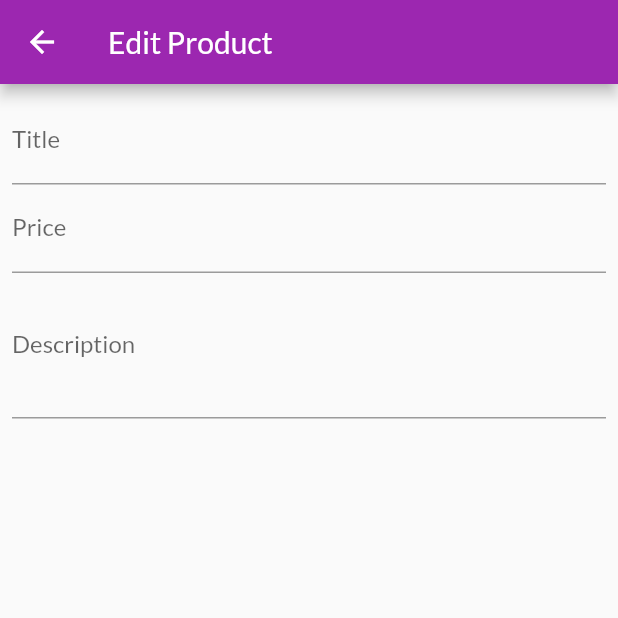
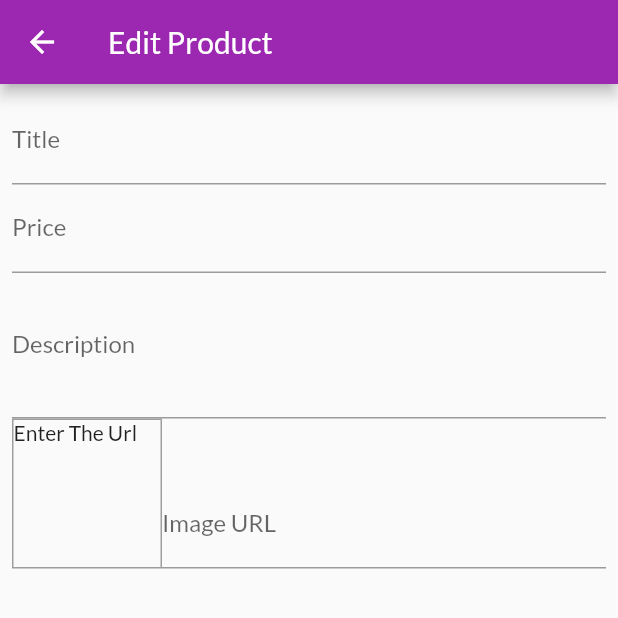
Before and after one commit to Abanoub-Samy/shop_app, a Flutter app: the EditProductScreen screen opened by its route, on a phone screen of 412 x 824 dp, the top half of it. Run offline on Flutter 3.47's test engine with Material 2 defaults, Android fonts, the phone set to English and light mode, and no system bars; network calls fail.

Commit message:
addImageInput

```diff
--- a/lib/screens/edit_product_screen.dart
+++ b/lib/screens/edit_product_screen.dart
@@ -11,12 +11,29 @@ class _EditProductScreenState extends State<EditProductScreen> {
   final _priceFocusNode = FocusNode();
 
   final _descriptionFocusNode = FocusNode();
+  final _imageUrlController = TextEditingController();
+  final _imageUrlFocusNode = FocusNode();
 
   @override
   void dispose() {
+    _imageUrlFocusNode.removeListener(_updateImageUrl);
     _priceFocusNode.dispose();
-    _descriptionFocusNode.dispose() ;
+    _descriptionFocusNode.dispose();
+    _imageUrlController.dispose();
+    _imageUrlFocusNode.dispose();
     super.dispose();
+  }
+  void _updateImageUrl(){
+    if(!_imageUrlFocusNode.hasFocus){
+      setState(() {
+
+      });
+    }
+  }
+  @override
+  void initState() {
+    _imageUrlFocusNode.addListener(_updateImageUrl);
+    super.initState();
   }
 
   @override
@@ -52,6 +69,36 @@ class _EditProductScreenState extends State<EditProductScreen> {
                 keyboardType: TextInputType.multiline,
                 focusNode: _descriptionFocusNode,
               ),
+              Row(
+                crossAxisAlignment: CrossAxisAlignment.end,
+                children: [
+                  Container(
+                    width: 100,
+                    height: 100,
+                    decoration: BoxDecoration(
+                      border: Border.all(
+                        color: Colors.grey,
+                        width: 1,
+                      ),
+                    ),
+                    child: _imageUrlController.text.isEmpty
+                        ? Text('Enter The Url')
+                        : FittedBox(
+                            child: Image.network(_imageUrlController.text),
+                            fit: BoxFit.cover,
+                          ),
+                  ),
+                  Expanded(
+                    child: TextFormField(
+                      decoration: InputDecoration(labelText: 'Image URL'),
+                      keyboardType: TextInputType.url,
+                      textInputAction: TextInputAction.done,
+                      controller: _imageUrlController,
+                      focusNode: _imageUrlFocusNode,
+                    ),
+                  ),
+                ],
+              ),
             ],
           ),
         ),
```
